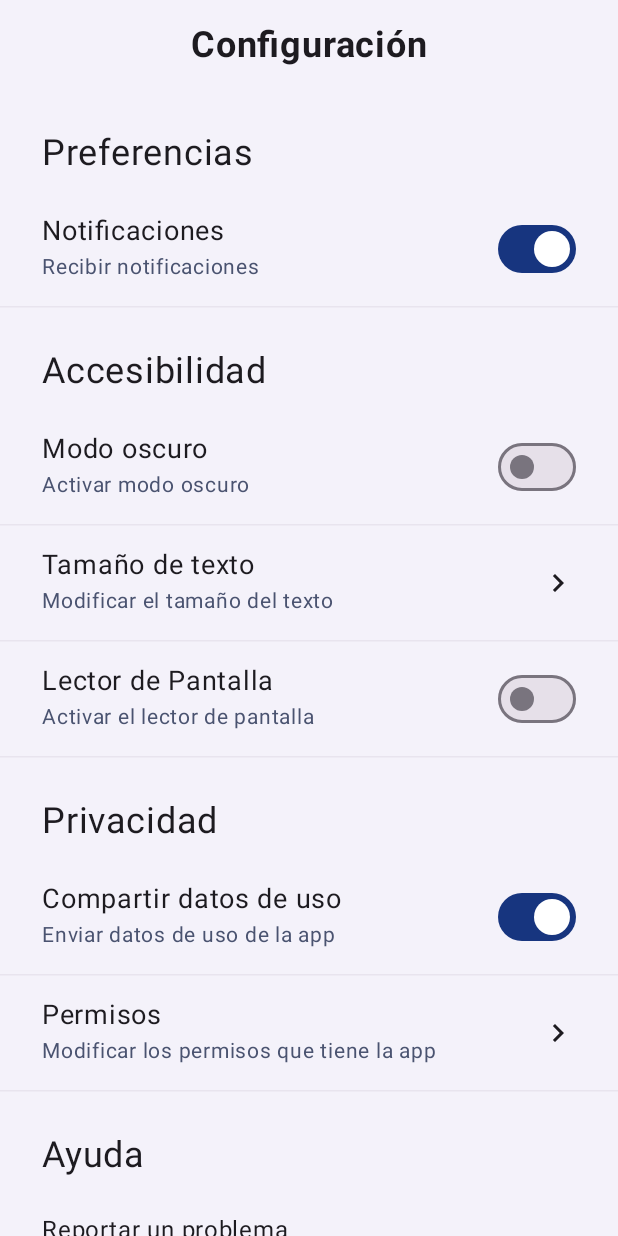
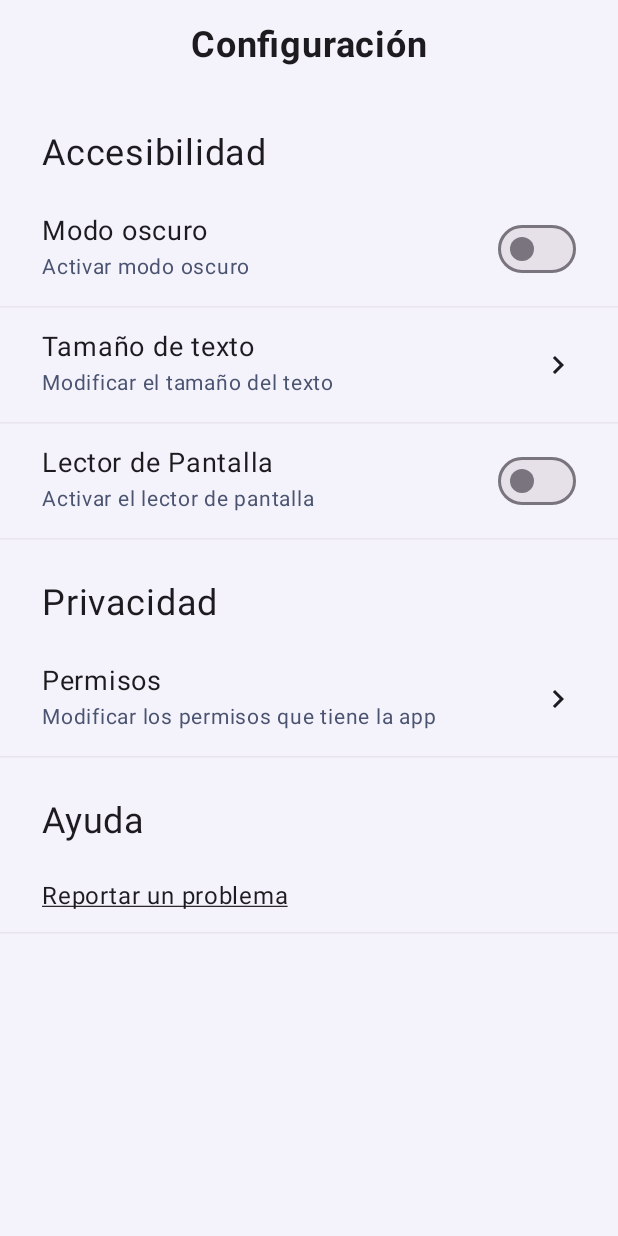
Before and after one commit to snwflwrsoph/fundacionApp, an Android app built with Jetpack Compose: the @Preview function ConfiguracionScreenPreview, on a phone screen of 412 x 824 dp. Run offline under Robolectric (Android 15) with nearby library versions, the phone set to English and light mode, and no system bars; Roboto replaces fonts that are not available here.

Commit message:
refactor: removed unnecessary setting

```diff
--- a/app/src/main/java/com/fer/app/ui/configuracion/ConfiguracionScreen.kt
+++ b/app/src/main/java/com/fer/app/ui/configuracion/ConfiguracionScreen.kt
@@ -71,16 +71,7 @@ fun ConfiguracionScreen(
             modifier = Modifier.fillMaxSize(),
             contentPadding = PaddingValues(bottom = 32.dp)
         ) {
-            item { SeccionTitulo(stringResource(R.string.seccion_preferencias)) }
-            item {
-                ItemSwitch(
-                    titulo = stringResource(R.string.notificaciones_titulo),
-                    subtitulo = stringResource(R.string.notificaciones_subtitulo),
-                    checked = ajustes.notificaciones,
-                    onCheckedChange = onNotificacionesChange
-                )
-            }
-            item { Divisor() }
+
             item { SeccionTitulo(stringResource(R.string.seccion_accesibilidad)) }
             item {
                 ItemSwitch(
@@ -109,15 +100,6 @@ fun ConfiguracionScreen(
             }
             item { Divisor() }
             item { SeccionTitulo(stringResource(R.string.seccion_privacidad)) }
-            item {
-                ItemSwitch(
-                    titulo = stringResource(R.string.compartir_datos_titulo),
-                    subtitulo = stringResource(R.string.compartir_datos_subtitulo),
-                    checked = ajustes.compartirDatos,
-                    onCheckedChange = onCompartirDatosChange
-                )
-            }
-            item { Divisor() }
             item {
                 Item(
                     titulo = stringResource(R.string.permisos_titulo),
```
